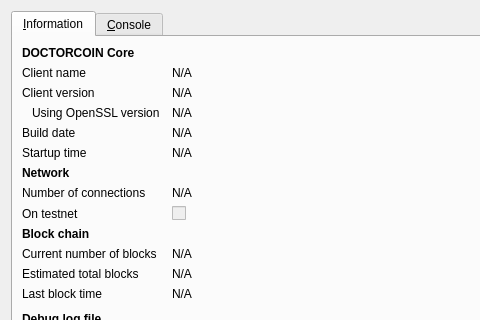
Before: the Qt Designer form src/qt/forms/rpcconsole.ui in DoctorCoinNet/DoctorCoin, drawn with Qt 5; both pictures show x 0 to 480 and y 0 to 320 of the 740 by 450 pixel window.
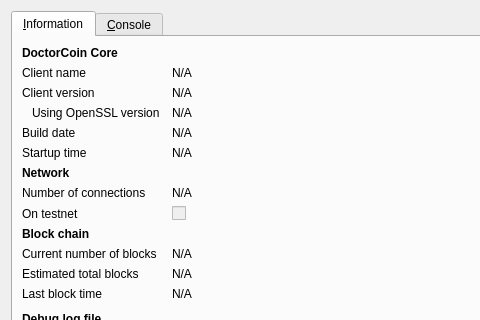
After: the same form once the commit is applied. Icons and pictures are not drawn.

```diff
--- a/src/qt/forms/rpcconsole.ui
+++ b/src/qt/forms/rpcconsole.ui
@@ -36,7 +36,7 @@
           </font>
          </property>
          <property name="text">
-          <string>DOCTORCOIN Core</string>
+          <string>DoctorCoin Core</string>
          </property>
         </widget>
        </item>
```
Left out of the diff: 6 changed lines with no effect on the pictures.
